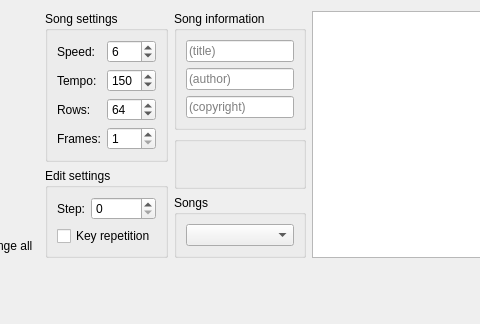
First picture: the form in libs/famitracker/MainFrm.ui, repository christopherpow/nesicide, before the edit; both pictures show x 103 to 583 and y 0 to 324 of the 687 by 493 pixel window.
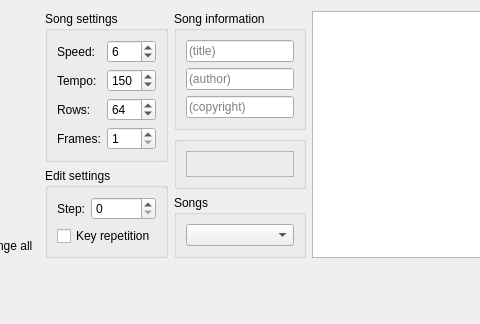
Second picture: the form after the edit. Icons and pictures are not drawn.

Commit message: Fixing scope window size.

The edit to the form file:
```diff
--- a/libs/famitracker/MainFrm.ui
+++ b/libs/famitracker/MainFrm.ui
@@ -308,13 +308,13 @@
            </sizepolicy>
           </property>
           <property name="frameShape">
-           <enum>QFrame::NoFrame</enum>
+           <enum>QFrame::StyledPanel</enum>
           </property>
           <property name="frameShadow">
-           <enum>QFrame::Plain</enum>
+           <enum>QFrame::Sunken</enum>
           </property>
           <property name="lineWidth">
-           <number>0</number>
+           <number>2</number>
           </property>
           <layout class="QGridLayout" name="gridLayout_5">
            <property name="margin">
```
